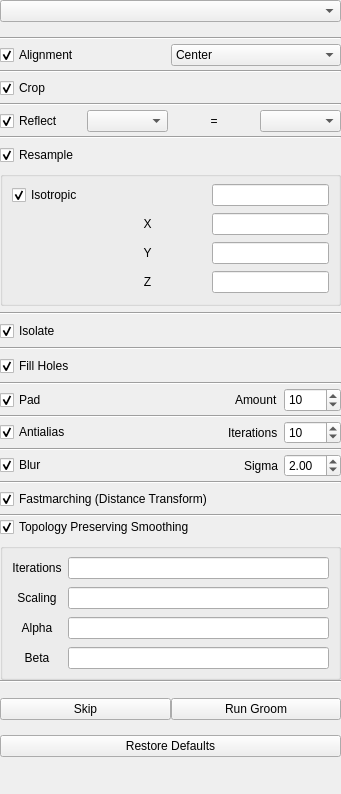
First picture: the form in Studio/src/Groom/GroomTool.ui, repository SCIInstitute/ShapeWorks, before the edit.
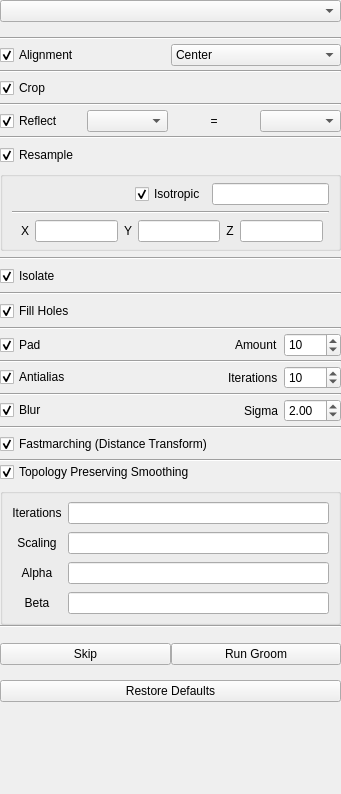
Second picture: the form after the edit.

Commit message: Compress resample tool layout.

```diff
--- a/Studio/src/Groom/GroomTool.ui
+++ b/Studio/src/Groom/GroomTool.ui
@@ -273,12 +273,6 @@
             </item>
             <item>
              <widget class="QGroupBox" name="resample_box">
-              <property name="minimumSize">
-               <size>
-                <width>0</width>
-                <height>135</height>
-               </size>
-              </property>
               <property name="font">
                <font>
                 <weight>50</weight>
@@ -298,14 +292,7 @@
                <property name="bottomMargin">
                 <number>6</number>
                </property>
-               <item row="0" column="2">
-                <widget class="QLineEdit" name="spacing_iso">
-                 <property name="alignment">
-                  <set>Qt::AlignCenter</set>
-                 </property>
-                </widget>
-               </item>
-               <item row="0" column="0">
+               <item row="0" column="1">
                 <widget class="QCheckBox" name="isotropic_checkbox">
                  <property name="text">
                   <string>Isotropic</string>
@@ -315,28 +302,7 @@
                  </property>
                 </widget>
                </item>
-               <item row="2" column="2">
-                <widget class="QLineEdit" name="spacing_y">
-                 <property name="alignment">
-                  <set>Qt::AlignCenter</set>
-                 </property>
-                </widget>
-               </item>
-               <item row="1" column="2">
-                <widget class="QLineEdit" name="spacing_x">
-                 <property name="alignment">
-                  <set>Qt::AlignCenter</set>
-                 </property>
-                </widget>
-               </item>
-               <item row="3" column="2">
-                <widget class="QLineEdit" name="spacing_z">
-                 <property name="alignment">
-                  <set>Qt::AlignCenter</set>
-                 </property>
-                </widget>
-               </item>
-               <item row="0" column="1">
+               <item row="0" column="0">
                 <spacer name="horizontalSpacer">
                  <property name="orientation">
                   <enum>Qt::Horizontal</enum>
@@ -349,42 +315,92 @@
                  </property>
                 </spacer>
                </item>
-               <item row="1" column="1">
-                <widget class="QLabel" name="spacing_label_x">
-                 <property name="enabled">
-                  <bool>true</bool>
-                 </property>
-                 <property name="text">
-                  <string>X</string>
-                 </property>
+               <item row="0" column="2">
+                <widget class="QLineEdit" name="spacing_iso">
                  <property name="alignment">
                   <set>Qt::AlignCenter</set>
                  </property>
                 </widget>
                </item>
-               <item row="2" column="1">
-                <widget class="QLabel" name="spacing_label_y">
-                 <property name="enabled">
-                  <bool>true</bool>
-                 </property>
-                 <property name="text">
-                  <string>Y</string>
-                 </property>
-                 <property name="alignment">
-                  <set>Qt::AlignCenter</set>
-                 </property>
+               <item row="2" column="0" colspan="3">
+                <widget class="QWidget" name="spacing_xyz" native="true">
+                 <layout class="QGridLayout" name="gridLayout_16">
+                  <property name="topMargin">
+                   <number>0</number>
+                  </property>
+                  <property name="rightMargin">
+                   <number>6</number>
+                  </property>
+                  <property name="bottomMargin">
+                   <number>0</number>
+                  </property>
+                  <item row="0" column="0">
+                   <widget class="QLabel" name="spacing_label_x">
+                    <property name="enabled">
+                     <bool>true</bool>
+                    </property>
+                    <property name="text">
+                     <string>X</string>
+                    </property>
+                    <property name="alignment">
+                     <set>Qt::AlignCenter</set>
+                    </property>
+                   </widget>
+                  </item>
+                  <item row="0" column="4">
+                   <widget class="QLabel" name="spacing_label_z">
+                    <property name="enabled">
+                     <bool>true</bool>
+                    </property>
+                    <property name="text">
+                     <string>Z</string>
+                    </property>
+                    <property name="alignment">
+                     <set>Qt::AlignCenter</set>
+                    </property>
+                   </widget>
+                  </item>
+                  <item row="0" column="1">
+                   <widget class="QLineEdit" name="spacing_x">
+                    <property name="alignment">
+                     <set>Qt::AlignCenter</set>
+                    </property>
+                   </widget>
+                  </item>
+                  <item row="0" column="2">
+                   <widget class="QLabel" name="spacing_label_y">
+                    <property name="enabled">
+                     <bool>true</bool>
+                    </property>
+                    <property name="text">
+                     <string>Y</string>
+                    </property>
+                    <property name="alignment">
+                     <set>Qt::AlignCenter</set>
+                    </property>
+                   </widget>
+                  </item>
+                  <item row="0" column="3">
+                   <widget class="QLineEdit" name="spacing_y">
+                    <property name="alignment">
+                     <set>Qt::AlignCenter</set>
+                    </property>
+                   </widget>
+                  </item>
+                  <item row="0" column="5">
+                   <widget class="QLineEdit" name="spacing_z">
+                    <property name="alignment">
+                     <set>Qt::AlignCenter</set>
+                    </property>
+                   </widget>
+                  </item>
+                 </layout>
                 </widget>
                </item>
-               <item row="3" column="1">
-                <widget class="QLabel" name="spacing_label_z">
-                 <property name="enabled">
-                  <bool>true</bool>
-                 </property>
-                 <property name="text">
-                  <string>Z</string>
-                 </property>
-                 <property name="alignment">
-                  <set>Qt::AlignCenter</set>
+               <item row="1" column="0" colspan="3">
+                <widget class="Line" name="line_13">
+                 <property name="orientation">
+                  <enum>Qt::Horizontal</enum>
                  </property>
                 </widget>
                </item>
```
Left out of the diff: 3 changed lines with no effect on the pictures.
